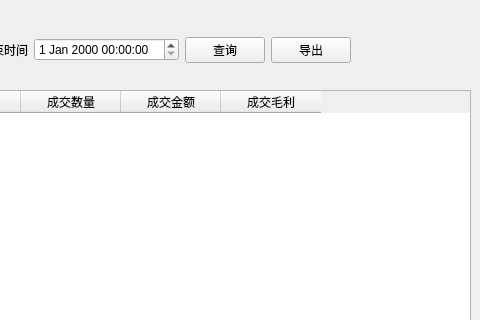
This is View/operation/ui/ui_sub_service_operation_data.ui in zgj0607/Py-store as Qt 5 draws it before an edit; both pictures show x 400 to 880 and y 0 to 320 of the 880 by 720 pixel window. The edited form follows.
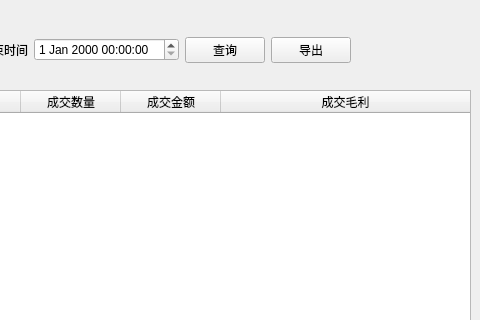
This is the edited form.

```diff
--- a/View/operation/ui/ui_sub_service_operation_data.ui
+++ b/View/operation/ui/ui_sub_service_operation_data.ui
@@ -22,6 +22,12 @@
      <height>601</height>
     </rect>
    </property>
+   <attribute name="horizontalHeaderStretchLastSection">
+    <bool>true</bool>
+   </attribute>
+   <attribute name="verticalHeaderVisible">
+    <bool>false</bool>
+   </attribute>
    <column>
     <property name="text">
      <string>一级分类</string>
```
